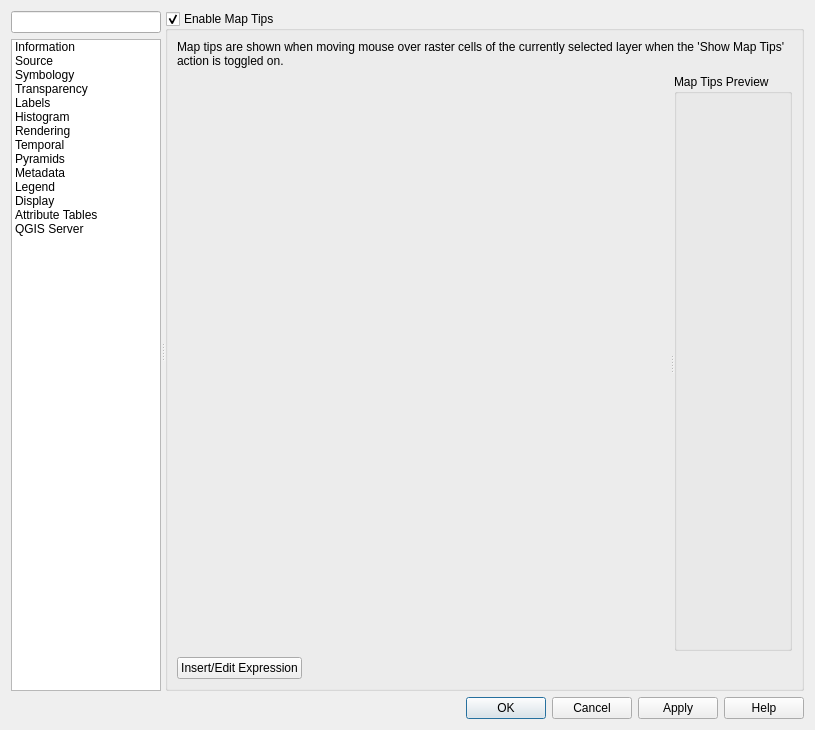
The window that src/ui/qgsrasterlayerpropertiesbase.ui (qgis/QGIS) describes before a commit, drawn with Qt 5.
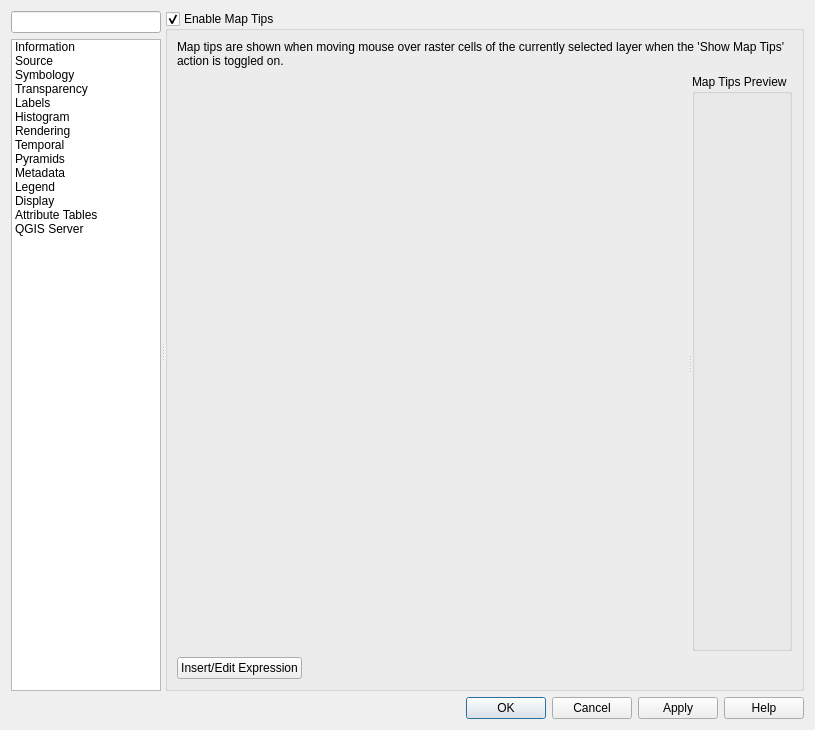
The same window after the commit. The open tabs and pages were chosen to show the change. Icons and pictures are not drawn. Custom widgets are drawn as their Qt base class.

Commit message: [ui] Remove margins around the vector/raster layer properties' map tip preview area

Patch:
```diff
--- a/src/ui/qgsrasterlayerpropertiesbase.ui
+++ b/src/ui/qgsrasterlayerpropertiesbase.ui
@@ -1524,7 +1524,20 @@
                     <property name="title">
                      <string>Map Tips Preview</string>
                     </property>
-                    <layout class="QVBoxLayout" name="mMapTipPreviewLayout"/>
+                    <layout class="QVBoxLayout" name="mMapTipPreviewLayout">
+                     <property name="leftMargin">
+                      <number>0</number>
+                     </property>
+                     <property name="topMargin">
+                      <number>0</number>
+                     </property>
+                     <property name="rightMargin">
+                      <number>0</number>
+                     </property>
+                     <property name="bottomMargin">
+                      <number>0</number>
+                     </property>
+                    </layout>
                    </widget>
                   </widget>
                  </item>
```
The commit also changes 1 other file.
